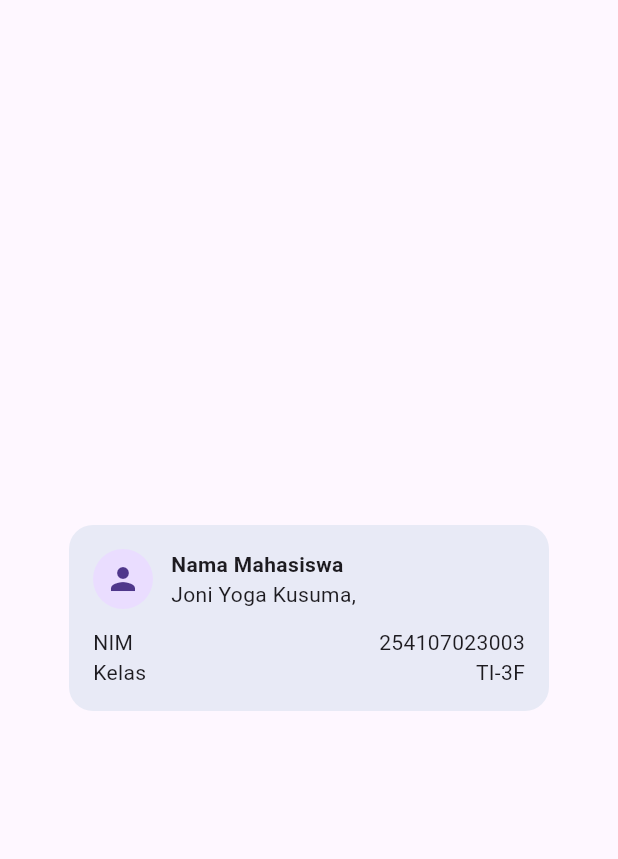
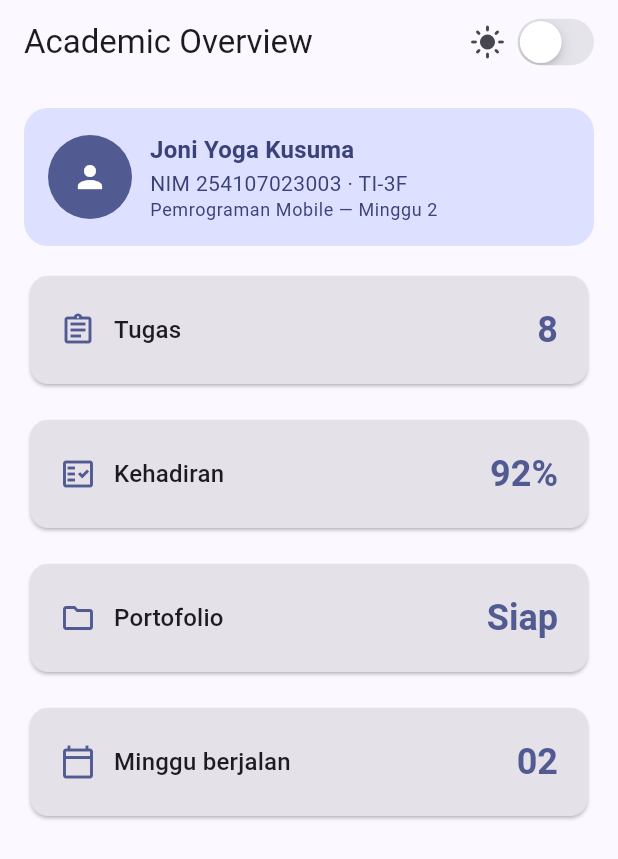
Before and after one commit to jonitodev/254107023003-mobile-course, a Flutter app: the screen it shows after launch, on a phone screen of 412 x 824 dp. Shown: the top 859 px of the screen. Run offline on Flutter 3.47's test engine with Material 3 defaults, Android fonts, the phone set to English and light mode, and no system bars.

Commit message:
feat(week2): add responsive academic dashboard and theme evidence

```diff
--- a/02-week-2-declarative-ui-responsive-design/lib/main.dart
+++ b/02-week-2-declarative-ui-responsive-design/lib/main.dart
@@ -1,63 +1,244 @@
+import 'package:flutter/cupertino.dart';
 import 'package:flutter/material.dart';
 
-void main() => runApp(const ProfileApp());
+/// Lebar minimum (logical px) agar dashboard memakai dua kolom.
+const double kWideBreakpoint = 700;
 
-class ProfileApp extends StatelessWidget {
-  const ProfileApp({super.key});
+void main() => runApp(const DashboardApp());
+
+class DashboardApp extends StatefulWidget {
+  const DashboardApp({super.key});
+
+  @override
+  State<DashboardApp> createState() => _DashboardAppState();
+}
+
+class _DashboardAppState extends State<DashboardApp> {
+  bool isDark = false;
 
   @override
   Widget build(BuildContext context) {
-    return const MaterialApp(
+    return MaterialApp(
       debugShowCheckedModeBanner: false,
-      home: Scaffold(
-        body: Center(child: ProfileCard()),
+      theme: ThemeData(
+        colorScheme: ColorScheme.fromSeed(seedColor: Colors.indigo),
+      ),
+      darkTheme: ThemeData(
+        colorScheme: ColorScheme.fromSeed(
+          seedColor: Colors.indigo,
+          brightness: Brightness.dark,
+        ),
+      ),
+      themeMode: isDark ? ThemeMode.dark : ThemeMode.light,
+      home: DashboardPage(
+        isDark: isDark,
+        onDarkChanged: (value) => setState(() => isDark = value),
       ),
     );
   }
 }
 
-class ProfileCard extends StatelessWidget {
-  const ProfileCard({super.key});
+class DashboardPage extends StatelessWidget {
+  const DashboardPage({
+    required this.isDark,
+    required this.onDarkChanged,
+    super.key,
+  });
+
+  final bool isDark;
+  final ValueChanged<bool> onDarkChanged;
+
+  static const _cards = <InfoCard>[
+    InfoCard(title: 'Tugas', value: '8', icon: Icons.assignment_outlined),
+    InfoCard(title: 'Kehadiran', value: '92%', icon: Icons.fact_check_outlined),
+    InfoCard(title: 'Portofolio', value: 'Siap', icon: Icons.folder_outlined),
+    InfoCard(
+      title: 'Minggu berjalan',
+      value: '02',
+      icon: Icons.calendar_today_outlined,
+    ),
+  ];
 
   @override
   Widget build(BuildContext context) {
-    return Container(
-      width: 320,
+    return Scaffold(
+      appBar: AppBar(
+        title: const Text('Academic Overview'),
+        actions: [
+          Row(
+            children: [
+              ExcludeSemantics(
+                child: Icon(isDark ? Icons.dark_mode : Icons.light_mode),
+              ),
+              const SizedBox(width: 4),
+              Semantics(
+                label: isDark
+                    ? 'Sakelar mode gelap, sedang aktif'
+                    : 'Sakelar mode gelap, sedang nonaktif',
+                button: true,
+                child: CupertinoSwitch(value: isDark, onChanged: onDarkChanged),
+              ),
+              const SizedBox(width: 12),
+            ],
+          ),
+        ],
+      ),
+      body: LayoutBuilder(
+        builder: (context, constraints) {
+          final isWide = constraints.maxWidth >= kWideBreakpoint;
+          return SingleChildScrollView(
+            padding: const EdgeInsets.all(16),
+            child: Column(
+              crossAxisAlignment: CrossAxisAlignment.stretch,
+              children: [
+                const ProfileHeader(),
+                const SizedBox(height: 16),
+                ..._buildCardLayout(isWide),
+              ],
+            ),
+          );
+        },
+      ),
+    );
+  }
+
+  List<Widget> _buildCardLayout(bool isWide) {
+    if (!isWide) {
+      return [
+        for (var i = 0; i < _cards.length; i++) ...[
+          if (i > 0) const SizedBox(height: 16),
+          _cards[i],
+        ],
+      ];
+    }
+
+    final rows = <Widget>[];
+    for (var i = 0; i < _cards.length; i += 2) {
+      if (i > 0) {
+        rows.add(const SizedBox(height: 16));
+      }
+      rows.add(
+        Row(
+          children: [
+            Expanded(child: _cards[i]),
+            const SizedBox(width: 16),
+            Expanded(
+              child: i + 1 < _cards.length ? _cards[i + 1] : const SizedBox(),
+            ),
+          ],
+        ),
+      );
+    }
+    return rows;
+  }
+}
+
+class ProfileHeader extends StatelessWidget {
+  const ProfileHeader({super.key});
+
+  @override
+  Widget build(BuildContext context) {
+    final colorScheme = Theme.of(context).colorScheme;
+    final textTheme = Theme.of(context).textTheme;
+
+    return Semantics(
+      container: true,
+      label: 'Profil mahasiswa Joni Yoga Kusuma, NIM 254107023003, kelas TI-3F',
+      child: Container(
+        width: double.infinity,
         padding: const EdgeInsets.all(16),
         decoration: BoxDecoration(
-        color: Colors.indigo.shade50,
+          color: colorScheme.primaryContainer,
           borderRadius: BorderRadius.circular(16),
         ),
-      child: Column(
-        mainAxisSize: MainAxisSize.min,
+        child: Row(
           children: [
-          Row(
-            children: [
-              const CircleAvatar(child: Icon(Icons.person)),
+            CircleAvatar(
+              radius: 28,
+              backgroundColor: colorScheme.primary,
+              child: Icon(Icons.person, color: colorScheme.onPrimary),
+            ),
             const SizedBox(width: 12),
             Expanded(
               child: Column(
                 crossAxisAlignment: CrossAxisAlignment.start,
-                  children: const [
-                    Text('Nama Mahasiswa',
-                        style: TextStyle(fontWeight: FontWeight.bold)),
-                    Text('Joni Yoga Kusuma,'),
+                children: [
+                  Text(
+                    'Joni Yoga Kusuma',
+                    style: textTheme.titleMedium?.copyWith(
+                      color: colorScheme.onPrimaryContainer,
+                      fontWeight: FontWeight.bold,
+                    ),
+                  ),
+                  Text(
+                    'NIM 254107023003 · TI-3F',
+                    style: textTheme.bodyMedium?.copyWith(
+                      color: colorScheme.onPrimaryContainer,
+                    ),
+                  ),
+                  Text(
+                    'Pemrograman Mobile — Minggu 2',
+                    style: textTheme.bodySmall?.copyWith(
+                      color: colorScheme.onPrimaryContainer,
+                    ),
+                  ),
                 ],
               ),
             ),
           ],
         ),
-          const SizedBox(height: 12),
-          const Row(children: [
-            Expanded(child: Text('NIM')),
-            Text('254107023003'),
-          ]),
-          const Row(children: [
-            Expanded(child: Text('Kelas')),
-            Text('TI-3F'),
-          ]),
-        ],
       ),
     );
   }
 }
+
+class InfoCard extends StatelessWidget {
+  const InfoCard({
+    required this.title,
+    required this.value,
+    required this.icon,
+    super.key,
+  });
+
+  final String title;
+  final String value;
+  final IconData icon;
+
+  @override
+  Widget build(BuildContext context) {
+    final colorScheme = Theme.of(context).colorScheme;
+    final textTheme = Theme.of(context).textTheme;
+
+    return Semantics(
+      container: true,
+      label: '$title, $value',
+      child: Card(
+        color: colorScheme.surfaceContainerHighest,
+        child: Padding(
+          padding: const EdgeInsets.all(20),
+          child: Row(
+            children: [
+              Icon(icon, color: colorScheme.primary),
+              const SizedBox(width: 12),
+              Expanded(
+                child: Text(
+                  title,
+                  style: textTheme.titleMedium?.copyWith(
+                    color: colorScheme.onSurface,
+                  ),
+                ),
+              ),
+              Text(
+                value,
+                style: textTheme.headlineSmall?.copyWith(
+                  color: colorScheme.primary,
+                  fontWeight: FontWeight.bold,
+                ),
+              ),
+            ],
+          ),
+        ),
+      ),
+    );
+  }
+}
--- a/02-week-2-declarative-ui-responsive-design/pubspec.yaml
+++ b/02-week-2-declarative-ui-responsive-design/pubspec.yaml
@@ -1,5 +1,5 @@
 name: my_first_app
-description: "Profil mahasiswa Minggu 1 — Joni Yoga Kusuma, NIM 254107023003, TI-3G."
+description: "Academic Overview Minggu 2 — Joni Yoga Kusuma, NIM 254107023003, TI-3F."
 # The following line prevents the package from being accidentally published to
 # pub.dev using `flutter pub publish`. This is preferred for private packages.
 publish_to: 'none' # Remove this line if you wish to publish to pub.dev
```
Also changed, not shown: 02-week-2-declarative-ui-responsive-design/docs/build-web.txt (added, +7 -0 lines), 02-week-2-declarative-ui-responsive-design/docs/validation.txt (added, +14 -0 lines), 19 other files. Lines whose indentation alone changed are shown as unchanged.
